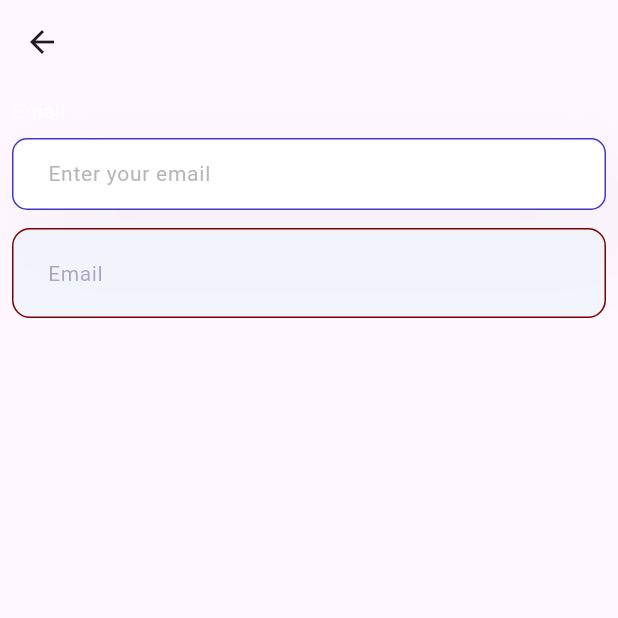
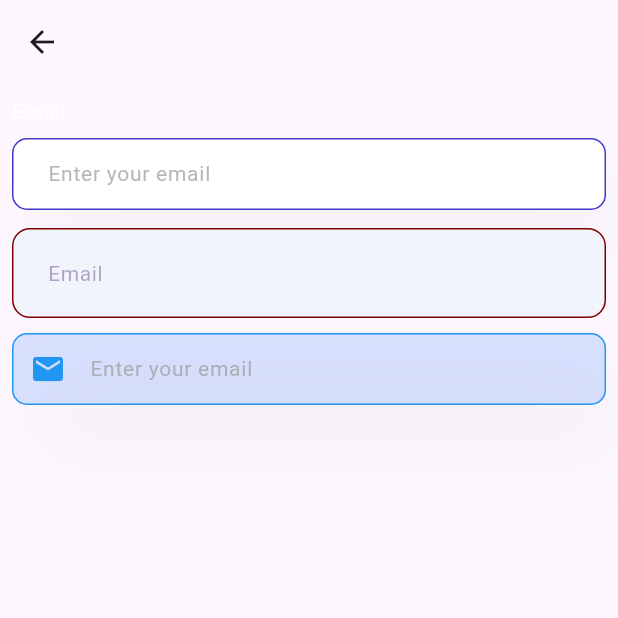
Before and after one commit to KhubaibJamal/FYP, a Flutter app: the InputTextFields screen opened directly, on a phone screen of 412 x 824 dp, the top half of it. Run offline on Flutter 3.47's test engine with Material 3 defaults, Android fonts, the phone set to English and light mode, and no system bars.

Commit message:
textFields:prefix icon text field

```diff
--- a/lib/home/input_text_fields.dart
+++ b/lib/home/input_text_fields.dart
@@ -1,6 +1,7 @@
 import 'package:flutter/material.dart';
 import 'package:fyp/text%20fields/input_text_field1.dart';
 import 'package:fyp/text%20fields/input_text_field2.dart';
+import 'package:fyp/text%20fields/input_text_field3.dart';
 
 class InputTextFields extends StatelessWidget {
   InputTextFields({super.key});
@@ -25,6 +26,8 @@ class InputTextFields extends StatelessWidget {
                 enabled: true,
               ),
               const SizedBox(height: 10),
+              PrefixIconInputTextField1(inputController: controller),
+              const SizedBox(height: 10),
             ],
           ),
         ),
--- /dev/null
+++ b/lib/text fields/input_text_field3.dart
@@ -0,0 +1,55 @@
+import 'package:flutter/material.dart';
+
+class PrefixIconInputTextField1 extends StatelessWidget {
+  final TextEditingController inputController;
+  const PrefixIconInputTextField1({Key? key, required this.inputController})
+      : super(key: key);
+
+  @override
+  Widget build(BuildContext context) {
+    return Container(
+      height: 50,
+      decoration: BoxDecoration(
+        boxShadow: [
+          BoxShadow(
+            offset: const Offset(12, 26),
+            blurRadius: 50,
+            spreadRadius: 0,
+            color: Colors.grey.withOpacity(.1),
+          ),
+        ],
+      ),
+      child: TextField(
+        controller: inputController,
+        onChanged: (value) {},
+        keyboardType: TextInputType.emailAddress,
+        style: const TextStyle(fontSize: 14, color: Colors.black),
+        decoration: InputDecoration(
+          prefixIcon: const Icon(Icons.email, color: Colors.blue),
+          filled: true,
+          fillColor: Colors.blueAccent.withOpacity(.2),
+          hintText: 'Enter your email',
+          hintStyle: TextStyle(color: Colors.grey.withOpacity(.75)),
+          contentPadding:
+              const EdgeInsets.symmetric(vertical: 0.0, horizontal: 20.0),
+          border: const OutlineInputBorder(
+            borderSide: BorderSide(color: Colors.blue, width: 1.0),
+            borderRadius: BorderRadius.all(Radius.circular(10.0)),
+          ),
+          focusedBorder: const OutlineInputBorder(
+            borderSide: BorderSide(color: Colors.blue, width: 1.0),
+            borderRadius: BorderRadius.all(Radius.circular(10.0)),
+          ),
+          errorBorder: const OutlineInputBorder(
+            borderSide: BorderSide(color: Colors.red, width: 1.0),
+            borderRadius: BorderRadius.all(Radius.circular(10.0)),
+          ),
+          enabledBorder: const OutlineInputBorder(
+            borderSide: BorderSide(color: Colors.blue, width: 1.0),
+            borderRadius: BorderRadius.all(Radius.circular(10.0)),
+          ),
+        ),
+      ),
+    );
+  }
+}
```
